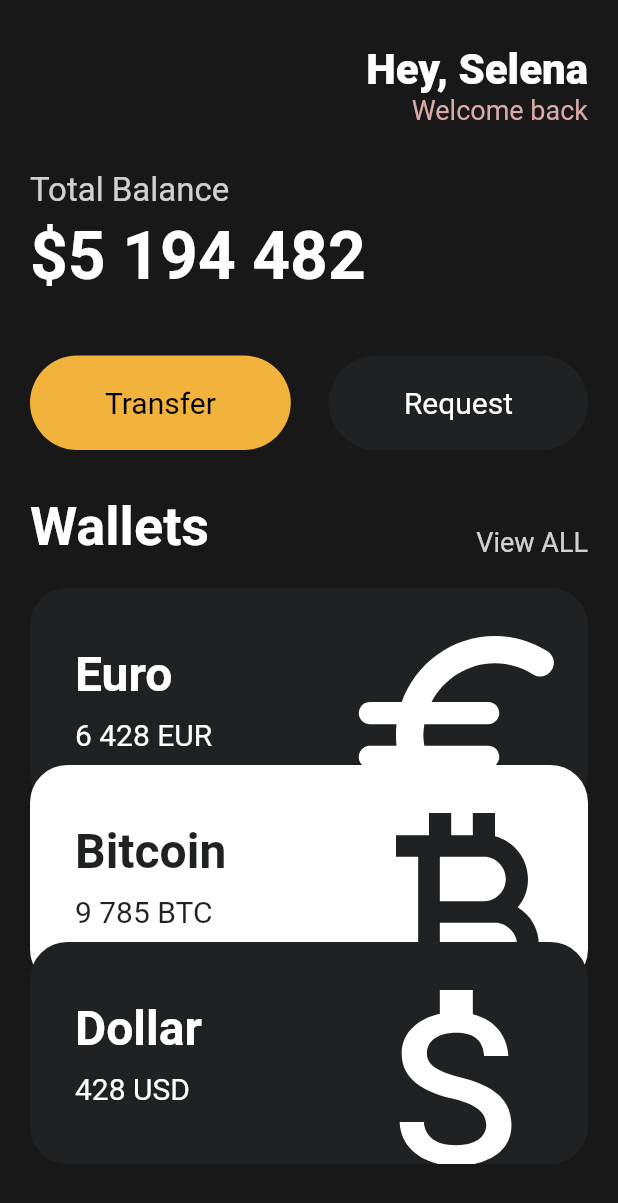
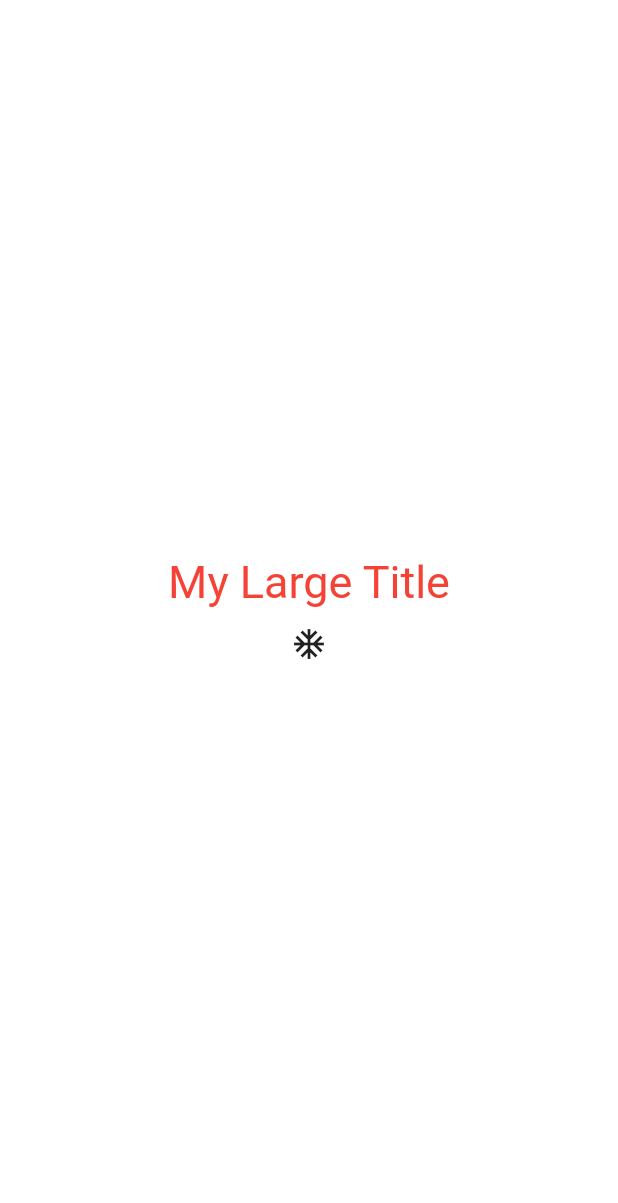
Before and after one commit to dhjkl123/Nomadcoders, a Flutter app: the screen it shows after launch, on a phone screen of 412 x 824 dp. Shown: the top 1203 px of the screen. Run offline on Flutter 3.47's test engine with Material 2 defaults, Android fonts, the phone set to English and light mode, and no system bars.

Commit message:
20230517 ksw #4 done

```diff
--- a/toonflix/lib/main.dart
+++ b/toonflix/lib/main.dart
@@ -1,6 +1,4 @@
 import 'package:flutter/material.dart';
-import 'package:toonflix/widgets/button.dart';
-import 'package:toonflix/widgets/currency_card.dart';
 
 class Player {
   String? name;
@@ -17,155 +15,271 @@ void main() {
 // 공식 홈페이지에 다양한 widget이 존재함
 // widget을 만든다는건 class 를 만든다는 것 ...
 
-class App extends StatelessWidget {
+// //StatelessWidget.build 는 widget의 UI를 만드는 것을 의미
+// //statful : 상태가 변하는 위젯 <-> stateless 상태가 변하지 않는 위젯
+// // stateful은 statful class 와 state 클래스로 이루어져있다.
+
+// context : 상위 요소에 대한 정보
+
+// widget lifecycle : initState -> build -> dispose
+
+//===================Stateful===============================//
+
+class App extends StatefulWidget {
   const App({super.key});
 
-//StatelessWidget.build 는 widget의 UI를 만드는 것을 의미
+  @override
+  State<App> createState() => _MyWidgetState();
+}
 
-  @override // 부모의 메소드를 오버라이드(재정의) 함
+class _MyWidgetState extends State<App> {
+  //
+  bool showTitle = true;
+  List<int> numbers = [];
+
+  //int counter = 0;
+
+  // void OnClickBtn() {
+  //   setState(() {
+  //     // 화면을 새로고침 해줌
+  //     //counter = counter + 1;
+  //     numbers.add(numbers.length);
+  //   });
+  // }
+
+  void toggleTitle() {
+    setState(() {
+      showTitle = !showTitle;
+    });
+  }
+
+  @override
   Widget build(BuildContext context) {
     return MaterialApp(
+      theme: ThemeData(
+        textTheme: const TextTheme(
+            titleLarge: TextStyle(
+          color: Colors.red,
+        )),
+      ),
       home: Scaffold(
-        backgroundColor: const Color(0xFF181818),
-        body: SingleChildScrollView(
-          child: Padding(
-            padding: const EdgeInsets.symmetric(
-              horizontal: 20,
-            ),
+        backgroundColor: Colors.white,
+        body: Center(
             child: Column(
-              crossAxisAlignment: CrossAxisAlignment.start,
-              children: [
-                const SizedBox(
-                  height: 30,
-                ),
-                Row(
-                  mainAxisAlignment: MainAxisAlignment.end,
-                  children: [
-                    Column(
-                      crossAxisAlignment: CrossAxisAlignment.end,
-                      children: [
-                        const Text(
-                          'Hey, Selena',
-                          style: TextStyle(
-                            color: Colors.white,
-                            fontSize: 28,
-                            fontWeight: FontWeight.w800,
-                          ),
-                        ),
-                        Text(
-                          'Welcome back',
-                          style: TextStyle(
-                            color: const Color.fromARGB(255, 219, 169, 169)
-                                .withOpacity(1),
-                            fontSize: 18,
-                          ),
-                        ),
-                      ],
-                    )
-                  ],
-                ),
-                const SizedBox(
-                  height: 30,
-                ),
-                Text(
-                  'Total Balance',
-                  style: TextStyle(
-                    color: Colors.white.withOpacity(0.8),
-                    fontSize: 22,
-                  ),
-                ),
-                const SizedBox(
-                  height: 5,
-                ),
-                const Text(
-                  '\$5 194 482',
-                  style: TextStyle(
-                    color: Colors.white,
-                    fontSize: 44,
-                    fontWeight: FontWeight.w600,
-                  ),
-                ),
-                const SizedBox(
-                  height: 40,
-                ),
-                const Row(
-                  mainAxisAlignment: MainAxisAlignment.spaceBetween,
-                  children: [
-                    Button(
-                        text: 'Transfer',
-                        bgColor: Color(0xFFF1B33B),
-                        textColor: Colors.black),
-                    Button(
-                        text: 'Request',
-                        bgColor: Color(0xFF1F2123),
-                        textColor: Colors.white),
-                  ],
-                ),
-                const SizedBox(
-                  height: 30,
-                ),
-                Row(
-                  // main : 가로축 , cross : 세로축
-                  crossAxisAlignment: CrossAxisAlignment.end,
-                  mainAxisAlignment: MainAxisAlignment.spaceBetween,
-                  children: [
-                    const Text(
-                      'Wallets',
-                      style: TextStyle(
-                          color: Colors.white,
-                          fontSize: 36,
-                          fontWeight: FontWeight.w600),
-                    ),
-                    Text(
-                      'View ALL',
-                      style: TextStyle(
-                        color: Colors.white.withOpacity(0.8),
-                        fontSize: 18,
-                      ),
-                    ),
-                  ],
-                ),
-                const SizedBox(
-                  height: 20,
-                ),
-                const CurrencyCard(
-                  name: 'Euro',
-                  code: 'EUR',
-                  amount: '6 428',
-                  icon: Icons.euro_rounded,
-                  isInverted: false,
-                  offset: Offset(0, 0),
-                ),
-                const CurrencyCard(
-                  name: 'Bitcoin',
-                  code: 'BTC',
-                  amount: '9 785',
-                  icon: Icons.currency_bitcoin,
-                  isInverted: true,
-                  offset: Offset(0, -30),
-                ),
-                const CurrencyCard(
-                  name: 'Dollar',
-                  code: 'USD',
-                  amount: '428',
-                  icon: Icons.attach_money_outlined,
-                  isInverted: false,
-                  offset: Offset(0, -60),
-                ),
-              ],
-            ),
-          ),
-        ),
+          mainAxisAlignment: MainAxisAlignment.center,
+          children: [
+            showTitle ? const MyLargeTitle() : const Text('nothing'),
+            IconButton(onPressed: toggleTitle, icon: const Icon(Icons.ac_unit))
+            //for (var n in numbers) Text('$n'),
+            // Text(
+            //   '$counter',
+
+            //   style: const TextStyle(
+            //     fontSize: 30,
+            //   ),
+            // ),
+            // IconButton(
+            //   iconSize: 40,
+            //   onPressed: OnClickBtn,
+            //   icon: const Icon(Icons.add_box_rounded),
+            // )
+          ],
+        )),
       ),
     );
-
-    /*
-      build 에서 return 할 때, 둘 중 하나를 return 해야한다.
-      1. material : 구글 -> flutter 는 구글에서 만들어서 이게 더 잘 나옴
-      2. cupertino : 애플
-      위 둘은 각 플랫폼의 디자인 시스템이다.
-
-      scaffold : 화면 구조를 제공해줌
-     */
   }
 }
+
+class MyLargeTitle extends StatefulWidget {
+  const MyLargeTitle({
+    super.key,
+  });
+
+  @override
+  State<MyLargeTitle> createState() => _MyLargeTitleState();
+}
+
+class _MyLargeTitleState extends State<MyLargeTitle> {
+  @override
+  void initState() {
+    // build 이전에 실행됨
+    // TODO: implement initState
+    super.initState();
+    print('initState');
+  }
+
+  @override
+  void dispose() {
+    // 위젯이 화면에서 사라질때 호출
+    // TODO: implement dispose
+    super.dispose();
+    print('dispose');
+  }
+
+  @override
+  Widget build(BuildContext context) {
+    print('build');
+    return Text(
+      //'Click Count',
+      'My Large Title',
+      style: TextStyle(
+        fontSize: 30,
+        color: Theme.of(context).textTheme.titleLarge!.color,
+      ),
+    );
+  }
+}
+
+
+//===================Statless===============================//
+
+// class App extends StatelessWidget {
+//   const App({super.key});
+
+//   @override // 부모의 메소드를 오버라이드(재정의) 함
+//   Widget build(BuildContext context) {
+//     return MaterialApp(
+//       home: Scaffold(
+//         backgroundColor: const Color(0xFF181818),
+//         body: SingleChildScrollView(
+//           child: Padding(
+//             padding: const EdgeInsets.symmetric(
+//               horizontal: 20,
+//             ),
+//             child: Column(
+//               crossAxisAlignment: CrossAxisAlignment.start,
+//               children: [
+//                 const SizedBox(
+//                   height: 30,
+//                 ),
+//                 Row(
+//                   mainAxisAlignment: MainAxisAlignment.end,
+//                   children: [
+//                     Column(
+//                       crossAxisAlignment: CrossAxisAlignment.end,
+//                       children: [
+//                         const Text(
+//                           'Hey, Selena',
+//                           style: TextStyle(
+//                             color: Colors.white,
+//                             fontSize: 28,
+//                             fontWeight: FontWeight.w800,
+//                           ),
+//                         ),
+//                         Text(
+//                           'Welcome back',
+//                           style: TextStyle(
+//                             color: const Color.fromARGB(255, 219, 169, 169)
+//                                 .withOpacity(1),
+//                             fontSize: 18,
+//                           ),
+//                         ),
+//                       ],
+//                     )
+//                   ],
+//                 ),
+//                 const SizedBox(
+//                   height: 30,
+//                 ),
+//                 Text(
+//                   'Total Balance',
+//                   style: TextStyle(
+//                     color: Colors.white.withOpacity(0.8),
+//                     fontSize: 22,
+//                   ),
+//                 ),
+//                 const SizedBox(
+//                   height: 5,
+//                 ),
+//                 const Text(
+//                   '\$5 194 482',
+//                   style: TextStyle(
+//                     color: Colors.white,
+//                     fontSize: 44,
+//                     fontWeight: FontWeight.w600,
+//                   ),
+//                 ),
+//                 const SizedBox(
+//                   height: 40,
+//                 ),
+//                 const Row(
+//                   mainAxisAlignment: MainAxisAlignment.spaceBetween,
+//                   children: [
+//                     Button(
+//                         text: 'Transfer',
+//                         bgColor: Color(0xFFF1B33B),
+//                         textColor: Colors.black),
+//                     Button(
+//                         text: 'Request',
+//                         bgColor: Color(0xFF1F2123),
+//                         textColor: Colors.white),
+//                   ],
+//                 ),
+//                 const SizedBox(
+//                   height: 30,
+//                 ),
+//                 Row(
+//                   // main : 가로축 , cross : 세로축
+//                   crossAxisAlignment: CrossAxisAlignment.end,
+//                   mainAxisAlignment: MainAxisAlignment.spaceBetween,
+//                   children: [
+//                     const Text(
+//                       'Wallets',
+//                       style: TextStyle(
+//                           color: Colors.white,
+//                           fontSize: 36,
+//                           fontWeight: FontWeight.w600),
+//                     ),
+//                     Text(
+//                       'View ALL',
+//                       style: TextStyle(
+//                         color: Colors.white.withOpacity(0.8),
+//                         fontSize: 18,
+//                       ),
+//                     ),
+//                   ],
+//                 ),
+//                 const SizedBox(
+//                   height: 20,
+//                 ),
+//                 const CurrencyCard(
+//                   name: 'Euro',
+//                   code: 'EUR',
+//                   amount: '6 428',
+//                   icon: Icons.euro_rounded,
+//                   isInverted: false,
+//                   offset: Offset(0, 0),
+//                 ),
+//                 const CurrencyCard(
+//                   name: 'Bitcoin',
+//                   code: 'BTC',
+//                   amount: '9 785',
+//                   icon: Icons.currency_bitcoin,
+//                   isInverted: true,
+//                   offset: Offset(0, -30),
+//                 ),
+//                 const CurrencyCard(
+//                   name: 'Dollar',
+//                   code: 'USD',
+//                   amount: '428',
+//                   icon: Icons.attach_money_outlined,
+//                   isInverted: false,
+//                   offset: Offset(0, -60),
+//                 ),
+//               ],
+//             ),
+//           ),
+//         ),
+//       ),
+//     );
+
+//     /*
+//       build 에서 return 할 때, 둘 중 하나를 return 해야한다.
+//       1. material : 구글 -> flutter 는 구글에서 만들어서 이게 더 잘 나옴
+//       2. cupertino : 애플
+//       위 둘은 각 플랫폼의 디자인 시스템이다.
+
+//       scaffold : 화면 구조를 제공해줌
+//      */
+//   }
+// }
```
